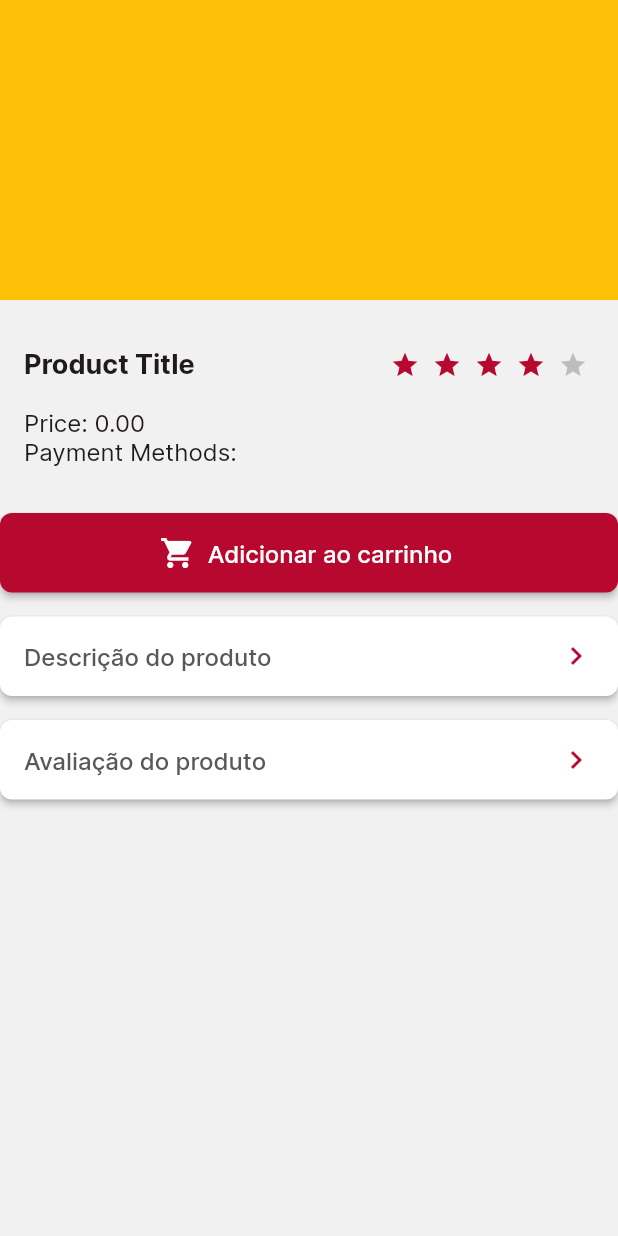
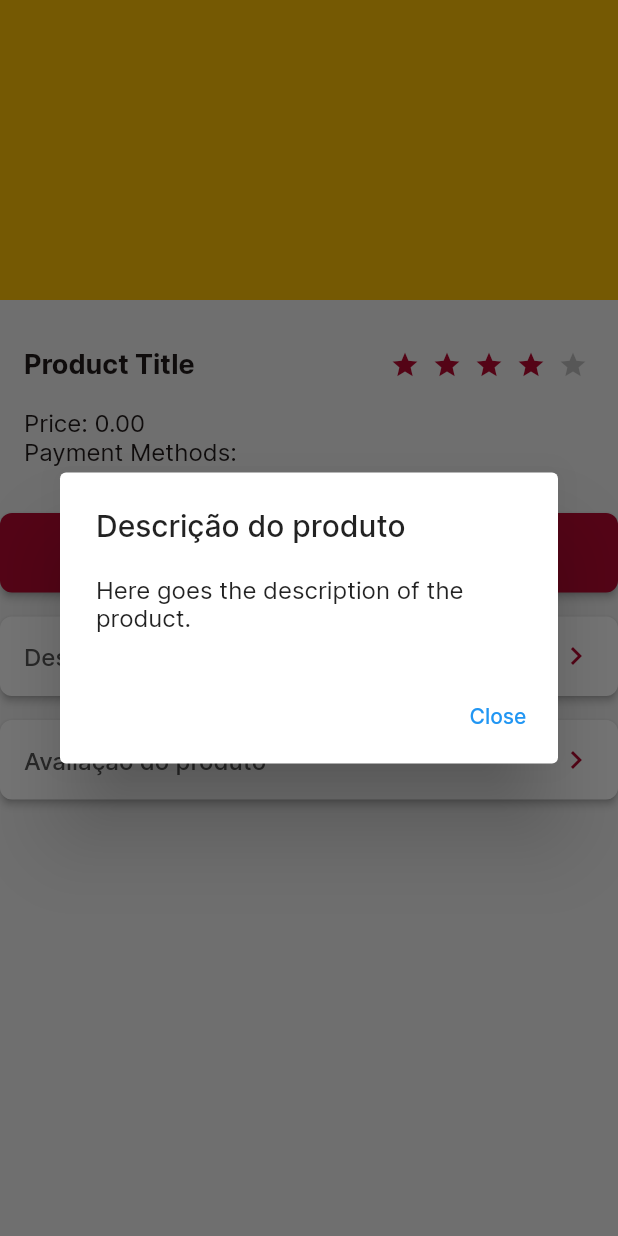
Before and after one commit to ladiesCodeTech/Ecommerce, a Flutter app: the CustomItemsBody widget shown alone on an empty page, opened directly, after a tap on "Descrição do produto", on a phone screen of 412 x 824 dp. Run offline on Flutter 3.47's test engine with Material 2 defaults, Android fonts, the phone set to English and light mode, and no system bars; drawn by our look-alikes of flutter_rating_bar.

Commit message:
incluindo modais nos botões de Descrição do produto e Avaliação do produto

```diff
--- a/lib/screens/item/components/CustomItemsBody.dart
+++ b/lib/screens/item/components/CustomItemsBody.dart
@@ -13,6 +13,46 @@ class CustomItemsBody extends StatelessWidget {
     this.price = '0.00',
     this.paymentMethods = '',
   });
+
+  void openDescriptionModal(BuildContext context) {
+    showDialog(
+      context: context,
+      builder: (BuildContext context) {
+        return AlertDialog(
+          title: Text("Descrição do produto"),
+          content: Text("Here goes the description of the product."),
+          actions: [
+            TextButton(
+              onPressed: () {
+                Navigator.of(context).pop();
+              },
+              child: Text("Close"),
+            ),
+          ],
+        );
+      },
+    );
+  }
+
+  void openRatingModal(BuildContext context) {
+    showDialog(
+      context: context,
+      builder: (BuildContext context) {
+        return AlertDialog(
+          title: Text("Avaliação do produto"),
+          content: Text("Here goes the rating section."),
+          actions: [
+            TextButton(
+              onPressed: () {
+                Navigator.of(context).pop();
+              },
+              child: Text("Close"),
+            ),
+          ],
+        );
+      },
+    );
+  }
 
   @override
   Widget build(BuildContext context) {
@@ -110,7 +150,7 @@ class CustomItemsBody extends StatelessWidget {
               height: 53,
               child: ElevatedButton(
                 onPressed: () {
-                  // Perform "Avaliação do produto" action here
+                  openDescriptionModal(context);
                 },
                 style: ElevatedButton.styleFrom(
                   primary: Colors.white,
@@ -142,7 +182,7 @@ class CustomItemsBody extends StatelessWidget {
               height: 53,
               child: ElevatedButton(
                 onPressed: () {
-                  // Perform "Avaliação do produto" action here
+                  openRatingModal(context);
                 },
                 style: ElevatedButton.styleFrom(
                   primary: Colors.white,
@@ -155,7 +195,7 @@ class CustomItemsBody extends StatelessWidget {
                   children: [
                     Text(
                       'Avaliação do produto',
-                      style: TextStyle(
+style: TextStyle(
                         fontSize: 16,
                         color: Color.fromARGB(255, 88, 88, 88),
                       ),
```
